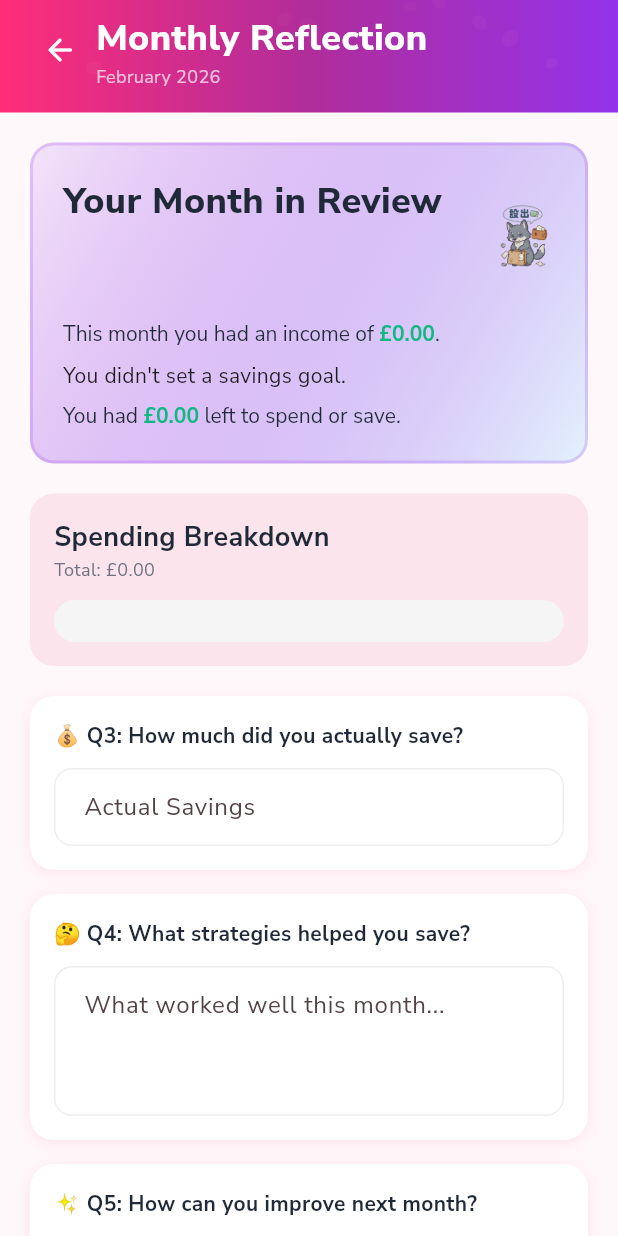
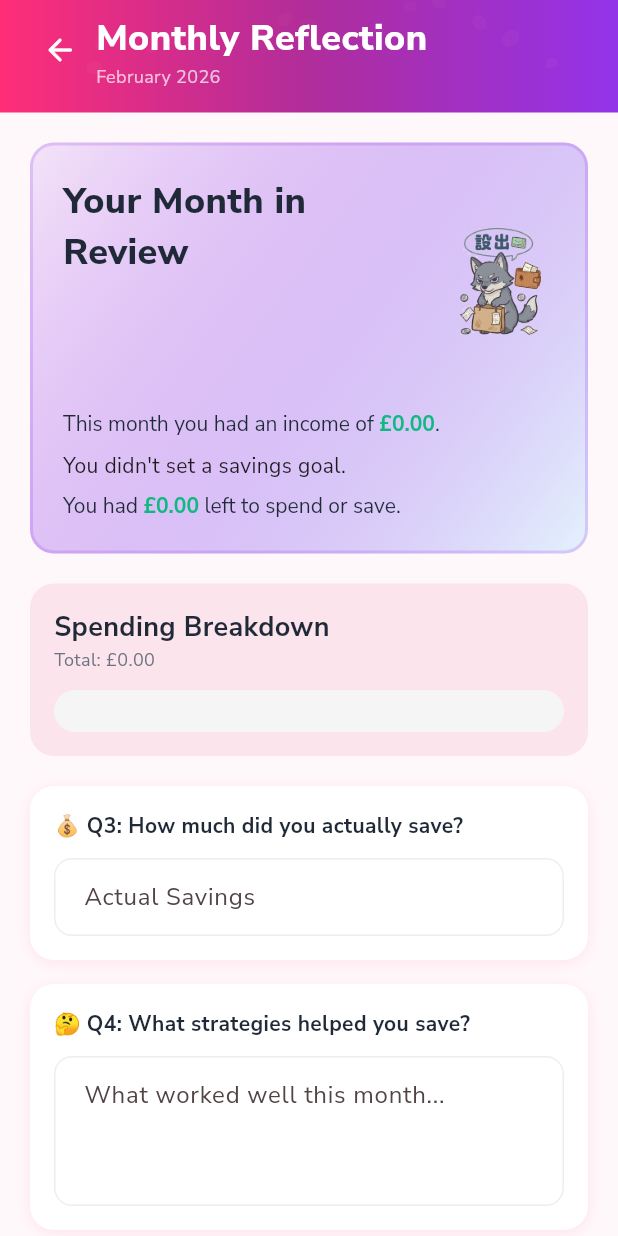
Before and after one commit to bradymd/kakeibo, a Flutter app: the ReflectionScreen screen opened by its route, on a phone screen of 412 x 824 dp. Run offline on Flutter 3.47's test engine with Material 3 defaults, Android fonts, the phone set to English and light mode, and no system bars; our stand-ins replace drift, flutter_riverpod, freezed_annotation, go_router, google_fonts; accounts and stored records are empty; generated files the repository leaves out were written again.

Commit message:
Increase icon size from 80px to 140px for better visibility

```diff
--- a/lib/screens/reflection_screen.dart
+++ b/lib/screens/reflection_screen.dart
@@ -128,7 +128,7 @@ class _ReflectionScreenState extends ConsumerState<ReflectionScreen> {
                         // Icon - pig if savings goal met, wolf if not
                         Image.asset(
                           showPig ? 'assets/images/pig.png' : 'assets/images/wolf.png',
-                          height: 80,
+                          height: 140,
                           fit: BoxFit.contain,
                         ),
                       ],
```
